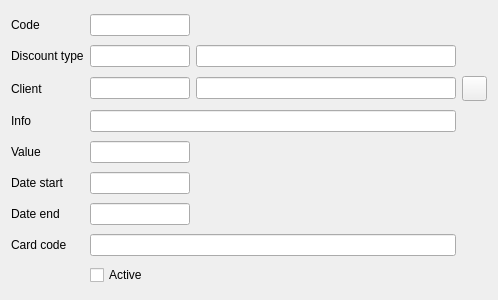
This is Editors/ce5discountcard.ui in End1-1/Cafe5 as Qt 5 draws it before an edit. The edited form follows.
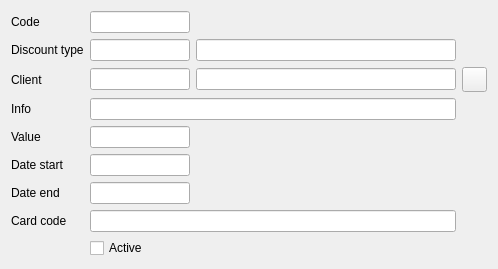
This is the edited form. Icons and pictures are not drawn. Custom widgets are drawn as their Qt base class.

Patch:
```diff
--- a/Editors/ce5discountcard.ui
+++ b/Editors/ce5discountcard.ui
@@ -7,7 +7,7 @@
     <x>0</x>
     <y>0</y>
     <width>498</width>
-    <height>300</height>
+    <height>248</height>
    </rect>
   </property>
   <property name="windowTitle">
```
Left out of the diff: 4 changed lines with no effect on the pictures.
